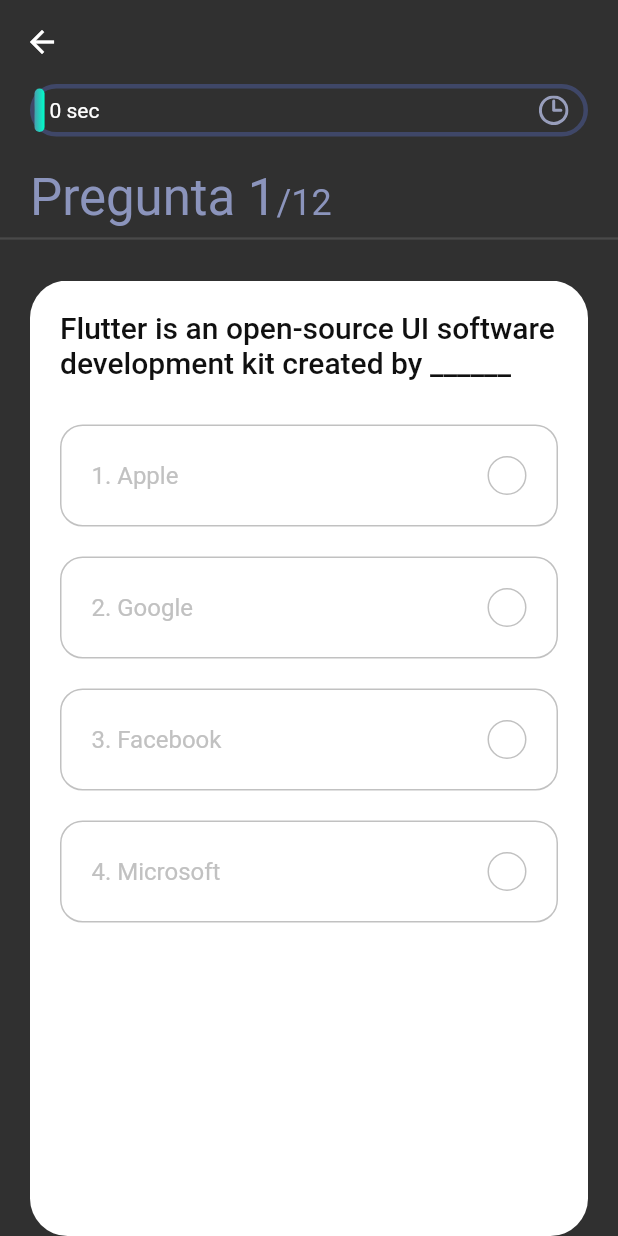
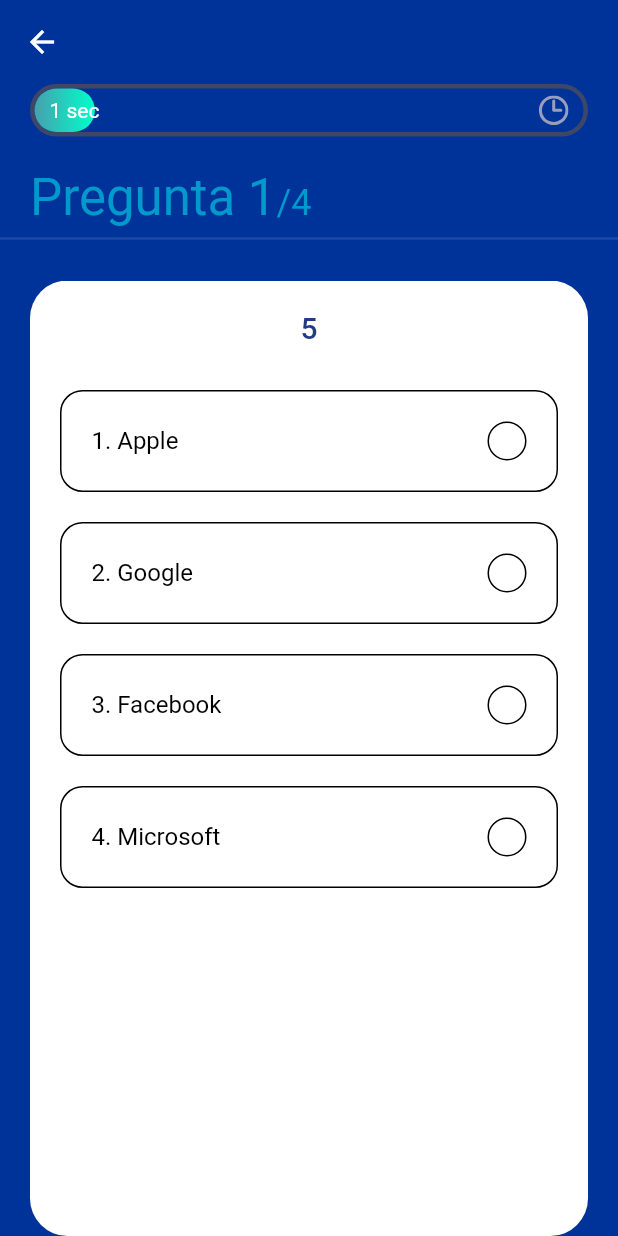
Before and after one commit to SistemasUpds/upds_quiz, a Flutter app: the screen it shows after launch, after a tap on "Iniciar", on a phone screen of 412 x 824 dp. Run offline on Flutter 3.47's test engine with Material 2 defaults, Android fonts, the phone set to English and light mode, and no system bars; our stand-ins replace flutter_svg, get.

Commit message:
lunes6247

```diff
--- a/lib/constants.dart
+++ b/lib/constants.dart
@@ -1,10 +1,10 @@
 import 'package:flutter/material.dart';
 
-const kSecondaryColor = Color(0xFF8B94BC);
+const kSecondaryColor = Color.fromARGB(255, 0, 153, 204);
 const kGreenColor = Color(0xFF6AC259);
 const kRedColor = Color(0xFFE92E30);
-const kGrayColor = Color(0xFFC1C1C1);
-const kBlackColor = Color(0xFF101010);
+const kGrayColor = Color.fromARGB(255, 0, 0, 0);
+const kBlackColor = Color.fromARGB(255, 34, 59, 130);
 const kPrimaryGradient = LinearGradient(
   colors: [Color(0xFF46A0AE), Color(0xFF00FFCB)],
   begin: Alignment.centerLeft,
--- a/lib/controllers/question_controller.dart
+++ b/lib/controllers/question_controller.dart
@@ -1,3 +1,5 @@
+import 'dart:math';
+
 import 'package:flutter/widgets.dart';
 import 'package:get/get.dart';
 import 'package:get/state_manager.dart';
@@ -23,16 +25,10 @@
     _correctAns = 0;
     _selectedAns = -1;
     _questionNumber.value = 1; // Reinicializa el número de pregunta
-
     _numOfCorrectAns = 0; // Restablece el contador de respuestas correctas
-
-    // Restablece el controlador de animación y otras variables de estado si es necesario
+    _questions = getRandomQuestions(sample_data, 4);
     _animationController.reset();
-
-    // Reinicializa el controlador de página
     _pageController = PageController();
-
-    // Llama a update para refrescar la UI
     update();
   }
 
@@ -63,27 +59,40 @@
   int _numOfCorrectAns = 0;
   int get numOfCorrectAns => this._numOfCorrectAns;
 
-  // called immediately after the widget is allocated memory
   @override
   void onInit() {
-    // Our animation duration is 60 s
-    // so our plan is to fill the progress bar within 60s
-    _animationController =
-        AnimationController(duration: const Duration(seconds: 60), vsync: this);
+    final random = Random();
+    final selectedQuestions = <Question>[];
+
+    while (selectedQuestions.length < 4) {
+      final randomIndex = random.nextInt(sample_data.length);
+      final randomQuestionData = sample_data[randomIndex];
+      final randomQuestion = Question(
+        id: randomQuestionData["id"],
+        question: randomQuestionData["question"],
+        options: List<String>.from(randomQuestionData["options"]),
+        answer: randomQuestionData["answer_index"],
+      );
+
+      selectedQuestions.add(randomQuestion);
+    }
+    _questions = selectedQuestions;
+
+    _animationController = AnimationController(
+      duration: const Duration(seconds: 10),
+      vsync: this,
+    );
     _animation = Tween<double>(begin: 0, end: 1).animate(_animationController)
       ..addListener(() {
-        // update like setState
         update();
       });
 
-    // start our animation
-    // Once 60s is completed go to the next qn
     _animationController.forward().whenComplete(nextQuestion);
     _pageController = PageController();
+
     super.onInit();
   }
 
-  // // called just before the Controller is deleted from memory
   @override
   void onClose() {
     super.onClose();
@@ -129,4 +138,25 @@
   void updateTheQnNum(int index) {
     _questionNumber.value = index + 1;
   }
+
+  List<Question> getRandomQuestions(List<dynamic> data, int count) {
+    final random = Random();
+    final selectedQuestions = <Question>[];
+    final availableIndices = List<int>.generate(data.length, (index) => index);
+
+    while (selectedQuestions.length < count && availableIndices.isNotEmpty) {
+      final randomIndex = random.nextInt(availableIndices.length);
+      final dataIndex = availableIndices[randomIndex];
+      final randomQuestionData = data[dataIndex];
+      final randomQuestion = Question(
+        id: randomQuestionData["id"],
+        question: randomQuestionData["question"],
+        options: List<String>.from(randomQuestionData["options"]),
+        answer: randomQuestionData["answer_index"],
+      );
+      selectedQuestions.add(randomQuestion);
+      availableIndices.removeAt(randomIndex);
+    }
+    return selectedQuestions;
+  }
 }
--- a/lib/models/Questions.dart
+++ b/lib/models/Questions.dart
@@ -38,51 +38,49 @@
   },
   {
     "id": 5,
-    "question":
-        "Flutter is an open-source UI software development kit created by ______",
+    "question": "5",
     "options": ['Apple', 'Google', 'Facebook', 'Microsoft'],
     "answer_index": 1,
   },
   {
     "id": 6,
-    "question": "When google release Flutter.",
+    "question": "6",
     "options": ['Jun 2017', 'Jun 2017', 'May 2017', 'May 2018'],
     "answer_index": 2,
   },
   {
     "id": 7,
-    "question": "A memory location that holds a single letter or number.",
+    "question": "7",
     "options": ['Double', 'Int', 'Char', 'Word'],
     "answer_index": 2,
   },
   {
     "id": 8,
-    "question": "What command do you use to output data to the screen?",
+    "question": "8",
     "options": ['Cin', 'Count>>', 'Cout', 'Output>>'],
     "answer_index": 2,
   },
   {
     "id": 9,
-    "question":
-        "Flutter is an open-source UI software development kit created by ______",
+    "question": "9",
     "options": ['Apple', 'Google', 'Facebook', 'Microsoft'],
     "answer_index": 1,
   },
   {
     "id": 10,
-    "question": "When google release Flutter.",
+    "question": "10",
     "options": ['Jun 2017', 'Jun 2017', 'May 2017', 'May 2018'],
     "answer_index": 2,
   },
   {
     "id": 11,
-    "question": "A memory location that holds a single letter or number.",
+    "question": "11",
     "options": ['Double', 'Int', 'Char', 'Word'],
     "answer_index": 2,
   },
   {
     "id": 12,
-    "question": "What command do you use to output data to the screen?",
+    "question": "12",
     "options": ['Cin', 'Count>>', 'Cout', 'Output>>'],
     "answer_index": 2,
   },
--- a/lib/screens/quiz/components/body.dart
+++ b/lib/screens/quiz/components/body.dart
@@ -1,5 +1,4 @@
 import 'package:flutter/material.dart';
-import 'package:flutter_svg/flutter_svg.dart';
 import 'package:get/get.dart';
 import 'package:upds_quiz/constants.dart';
 import 'package:upds_quiz/controllers/question_controller.dart';
--- a/lib/screens/quiz/quiz_screen.dart
+++ b/lib/screens/quiz/quiz_screen.dart
@@ -10,6 +10,7 @@
   Widget build(BuildContext context) {
     QuestionController _controller = Get.put(QuestionController());
     return Scaffold(
+      backgroundColor: const Color.fromARGB(255, 0, 51, 153),
       extendBodyBehindAppBar: true,
       appBar: AppBar(
         backgroundColor: Colors.transparent,
--- a/lib/screens/score/score_screen.dart
+++ b/lib/screens/score/score_screen.dart
@@ -1,5 +1,4 @@
 import 'package:flutter/material.dart';
-import 'package:flutter_svg/flutter_svg.dart';
 import 'package:get/get.dart';
 import 'package:upds_quiz/constants.dart';
 import 'package:upds_quiz/controllers/question_controller.dart';
@@ -12,10 +11,11 @@
   Widget build(BuildContext context) {
     QuestionController _qnController = Get.put(QuestionController());
     return Scaffold(
+      backgroundColor: const Color.fromARGB(255, 0, 51, 153),
       body: Stack(
         fit: StackFit.expand,
         children: [
-          SvgPicture.asset("assets/icons/bg.svg", fit: BoxFit.fill),
+          //SvgPicture.asset("assets/icons/bg.svg", fit: BoxFit.fill),
           Column(
             children: [
               const Spacer(flex: 3),
--- a/lib/screens/welcome/welcome_screen.dart
+++ b/lib/screens/welcome/welcome_screen.dart
@@ -1,5 +1,4 @@
 import 'package:flutter/material.dart';
-import 'package:flutter_svg/flutter_svg.dart';
 import 'package:get/get.dart';
 import 'package:upds_quiz/constants.dart';
 import 'package:upds_quiz/screens/quiz/quiz_screen.dart';
@@ -10,9 +9,9 @@
   @override
   Widget build(BuildContext context) {
     return Scaffold(
+      backgroundColor: const Color.fromARGB(255, 0, 51, 153),
       body: Stack(
         children: [
-          //SvgPicture.asset("assets/icons/bg.svg", fit: BoxFit.fill),
           SafeArea(
               child: Padding(
             padding: const EdgeInsets.symmetric(horizontal: kDefaultPadding),
```
